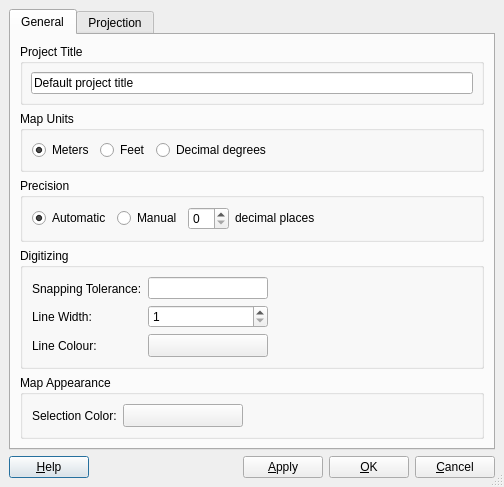
First picture: the form in branches/Mapcanvas-branch/src/ui/qgsprojectpropertiesbase.ui, repository stopa85/Quantum-GIS, before the edit.
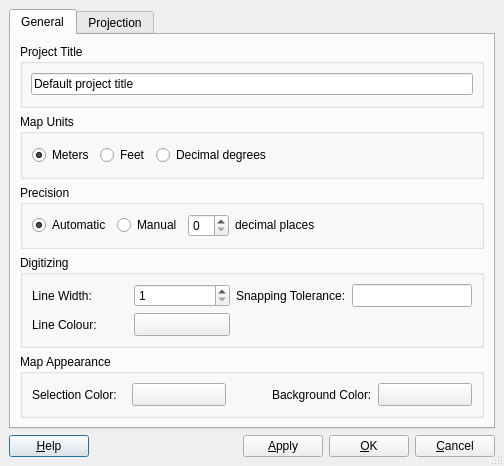
Second picture: the form after the edit. Icons and pictures are not drawn. Custom widgets are drawn as their Qt base class.

```diff
--- a/branches/Mapcanvas-branch/src/ui/qgsprojectpropertiesbase.ui
+++ b/branches/Mapcanvas-branch/src/ui/qgsprojectpropertiesbase.ui
@@ -41,10 +41,10 @@
        <property name="spacing" >
         <number>6</number>
        </property>
-       <item row="1" column="0" >
-        <widget class="QGroupBox" name="btnGrpMapUnits" >
+       <item row="4" column="0" >
+        <widget class="QGroupBox" name="groupBox" >
          <property name="title" >
-          <string>Map Units</string>
+          <string>Map Appearance</string>
          </property>
          <layout class="QHBoxLayout" >
           <property name="margin" >
@@ -54,26 +54,33 @@
            <number>6</number>
           </property>
           <item>
-           <widget class="QRadioButton" name="radMeters" >
+           <widget class="QLabel" name="textLabel1" >
             <property name="text" >
-             <string>Meters</string>
+             <string>Selection Color:</string>
             </property>
-            <property name="checked" >
-             <bool>true</bool>
+            <property name="buddy" >
+             <cstring>pbnSelectionColour</cstring>
             </property>
            </widget>
           </item>
           <item>
-           <widget class="QRadioButton" name="radFeet" >
-            <property name="text" >
-             <string>Feet</string>
+           <widget class="QToolButton" name="pbnSelectionColour" >
+            <property name="sizePolicy" >
+             <sizepolicy>
+              <hsizetype>5</hsizetype>
+              <vsizetype>0</vsizetype>
+              <horstretch>0</horstretch>
+              <verstretch>0</verstretch>
+             </sizepolicy>
             </property>
-           </widget>
-          </item>
-          <item>
-           <widget class="QRadioButton" name="radDecimalDegrees" >
+            <property name="minimumSize" >
+             <size>
+              <width>10</width>
+              <height>22</height>
+             </size>
+            </property>
             <property name="text" >
-             <string>Decimal degrees</string>
+             <string/>
             </property>
            </widget>
           </item>
@@ -82,6 +89,9 @@
             <property name="orientation" >
              <enum>Qt::Horizontal</enum>
             </property>
+            <property name="sizeType" >
+             <enum>QSizePolicy::Fixed</enum>
+            </property>
             <property name="sizeHint" >
              <size>
               <width>40</width>
@@ -90,6 +100,31 @@
             </property>
            </spacer>
           </item>
+          <item>
+           <widget class="QLabel" name="label" >
+            <property name="text" >
+             <string>Background Color:</string>
+            </property>
+            <property name="buddy" >
+             <cstring>pbnCanvasColor</cstring>
+            </property>
+           </widget>
+          </item>
+          <item>
+           <widget class="QToolButton" name="pbnCanvasColor" >
+            <property name="sizePolicy" >
+             <sizepolicy>
+              <hsizetype>5</hsizetype>
+              <vsizetype>0</vsizetype>
+              <horstretch>0</horstretch>
+              <verstretch>0</verstretch>
+             </sizepolicy>
+            </property>
+            <property name="text" >
+             <string/>
+            </property>
+           </widget>
+          </item>
          </layout>
         </widget>
        </item>
@@ -175,109 +210,137 @@
          </layout>
         </widget>
        </item>
+       <item row="1" column="0" >
+        <widget class="QGroupBox" name="btnGrpMapUnits" >
+         <property name="title" >
+          <string>Map Units</string>
+         </property>
+         <layout class="QHBoxLayout" >
+          <property name="margin" >
+           <number>9</number>
+          </property>
+          <property name="spacing" >
+           <number>6</number>
+          </property>
+          <item>
+           <widget class="QRadioButton" name="radMeters" >
+            <property name="text" >
+             <string>Meters</string>
+            </property>
+            <property name="checked" >
+             <bool>true</bool>
+            </property>
+           </widget>
+          </item>
+          <item>
+           <widget class="QRadioButton" name="radFeet" >
+            <property name="text" >
+             <string>Feet</string>
+            </property>
+           </widget>
+          </item>
+          <item>
+           <widget class="QRadioButton" name="radDecimalDegrees" >
+            <property name="text" >
+             <string>Decimal degrees</string>
+            </property>
+           </widget>
+          </item>
+          <item>
+           <spacer>
+            <property name="orientation" >
+             <enum>Qt::Horizontal</enum>
+            </property>
+            <property name="sizeHint" >
+             <size>
+              <width>40</width>
+              <height>20</height>
+             </size>
+            </property>
+           </spacer>
+          </item>
+         </layout>
+        </widget>
+       </item>
        <item row="3" column="0" >
         <widget class="QGroupBox" name="grpDigitizing" >
          <property name="title" >
           <string>Digitizing</string>
          </property>
-         <layout class="QHBoxLayout" >
+         <layout class="QGridLayout" >
           <property name="margin" >
            <number>9</number>
           </property>
           <property name="spacing" >
            <number>6</number>
           </property>
-          <item>
-           <layout class="QVBoxLayout" >
-            <property name="margin" >
-             <number>0</number>
+          <item row="0" column="0" >
+           <widget class="QLabel" name="textLabel1_2_2" >
+            <property name="text" >
+             <string>Line Width:</string>
             </property>
-            <property name="spacing" >
-             <number>6</number>
+            <property name="buddy" >
+             <cstring>spinDigitisedLineWidth</cstring>
             </property>
-            <item>
-             <widget class="QLabel" name="textLabel1_2_2_2" >
-              <property name="text" >
-               <string>Snapping Tolerance:</string>
-              </property>
-             </widget>
-            </item>
-            <item>
-             <widget class="QLabel" name="textLabel1_2_2" >
-              <property name="text" >
-               <string>Line Width:</string>
-              </property>
-             </widget>
-            </item>
-            <item>
-             <widget class="QLabel" name="textLabel1_2" >
-              <property name="text" >
-               <string>Line Colour:</string>
-              </property>
-             </widget>
-            </item>
-           </layout>
+           </widget>
           </item>
-          <item>
-           <layout class="QVBoxLayout" >
-            <property name="margin" >
-             <number>0</number>
+          <item row="0" column="1" >
+           <widget class="QSpinBox" name="spinDigitisedLineWidth" >
+            <property name="minimum" >
+             <number>1</number>
             </property>
-            <property name="spacing" >
-             <number>6</number>
+           </widget>
+          </item>
+          <item row="1" column="1" >
+           <widget class="QToolButton" name="pbnDigitisedLineColour" >
+            <property name="sizePolicy" >
+             <sizepolicy>
+              <hsizetype>5</hsizetype>
+              <vsizetype>5</vsizetype>
+              <horstretch>0</horstretch>
+              <verstretch>0</verstretch>
+             </sizepolicy>
             </property>
-            <item>
-             <widget class="QLineEdit" name="leSnappingTolerance" >
-              <property name="maximumSize" >
-               <size>
-                <width>120</width>
-                <height>32767</height>
-               </size>
-              </property>
-             </widget>
-            </item>
-            <item>
-             <widget class="QSpinBox" name="spinDigitisedLineWidth" >
-              <property name="minimum" >
-               <number>1</number>
-              </property>
-             </widget>
-            </item>
-            <item>
-             <widget class="QToolButton" name="pbnDigitisedLineColour" >
-              <property name="sizePolicy" >
-               <sizepolicy>
-                <hsizetype>5</hsizetype>
-                <vsizetype>5</vsizetype>
-                <horstretch>0</horstretch>
-                <verstretch>0</verstretch>
-               </sizepolicy>
-              </property>
-              <property name="minimumSize" >
-               <size>
-                <width>0</width>
-                <height>22</height>
-               </size>
-              </property>
-              <property name="text" >
-               <string/>
-              </property>
-             </widget>
-            </item>
-           </layout>
+            <property name="minimumSize" >
+             <size>
+              <width>0</width>
+              <height>22</height>
+             </size>
+            </property>
+            <property name="text" >
+             <string/>
+            </property>
+           </widget>
           </item>
-          <item>
-           <spacer>
-            <property name="orientation" >
-             <enum>Qt::Horizontal</enum>
+          <item row="0" column="2" >
+           <widget class="QLabel" name="textLabel1_2_2_2" >
+            <property name="text" >
+             <string>Snapping Tolerance:</string>
             </property>
-            <property name="sizeHint" >
+            <property name="buddy" >
+             <cstring>leSnappingTolerance</cstring>
+            </property>
+           </widget>
+          </item>
+          <item row="0" column="3" >
+           <widget class="QLineEdit" name="leSnappingTolerance" >
+            <property name="maximumSize" >
              <size>
-              <width>40</width>
-              <height>20</height>
+              <width>120</width>
+              <height>32767</height>
              </size>
             </property>
-           </spacer>
+           </widget>
+          </item>
+          <item row="1" column="0" >
+           <widget class="QLabel" name="textLabel1_2" >
+            <property name="text" >
+             <string>Line Colour:</string>
+            </property>
+            <property name="buddy" >
+             <cstring>pbnDigitisedLineColour</cstring>
+            </property>
+           </widget>
           </item>
          </layout>
         </widget>
@@ -304,57 +367,6 @@
          </layout>
         </widget>
        </item>
-       <item row="4" column="0" >
-        <widget class="QGroupBox" name="groupBox" >
-         <property name="title" >
-          <string>Map Appearance</string>
-         </property>
-         <layout class="QHBoxLayout" >
-          <property name="margin" >
-           <number>9</number>
-          </property>
-          <property name="spacing" >
-           <number>6</number>
-          </property>
-          <item>
-           <widget class="QLabel" name="textLabel1" >
-            <property name="text" >
-             <string>Selection Color:</string>
-            </property>
-           </widget>
-          </item>
-          <item>
-           <widget class="QToolButton" name="pbnSelectionColour" >
-            <property name="minimumSize" >
-             <size>
-              <width>120</width>
-              <height>22</height>
-             </size>
-            </property>
-            <property name="text" >
-             <string/>
-            </property>
-           </widget>
-          </item>
-          <item>
-           <spacer>
-            <property name="orientation" >
-             <enum>Qt::Horizontal</enum>
-            </property>
-            <property name="sizeType" >
-             <enum>QSizePolicy::Expanding</enum>
-            </property>
-            <property name="sizeHint" >
-             <size>
-              <width>21</width>
-              <height>20</height>
-             </size>
-            </property>
-           </spacer>
-          </item>
-         </layout>
-        </widget>
-       </item>
       </layout>
      </widget>
      <widget class="QWidget" name="tab" >
```
